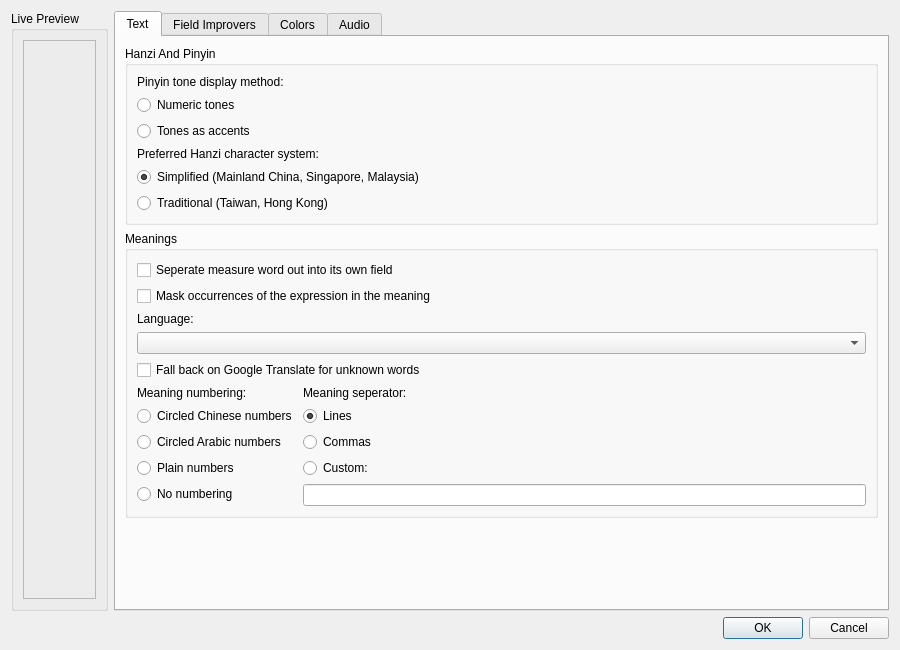
First picture: the form in pinyin/forms/designer/preferences.ui, repository Nick3C/pinyin-toolkit, before the edit.
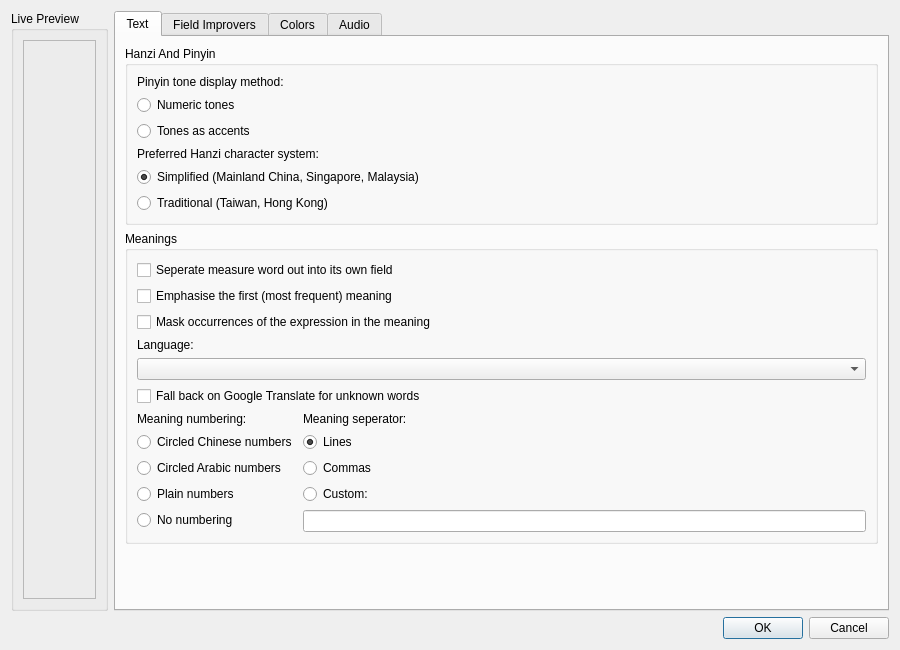
Second picture: the form after the edit.

Commit message: Add UI for meaning emphasis

Patch:
```diff
--- a/pinyin/forms/designer/preferences.ui
+++ b/pinyin/forms/designer/preferences.ui
@@ -148,17 +148,17 @@
           <string>Meanings</string>
          </property>
          <layout class="QGridLayout" name="gridLayout_2">
-          <item row="3" column="0">
+          <item row="4" column="0">
            <widget class="QLabel" name="languageLabel">
             <property name="text">
              <string>Language:</string>
             </property>
            </widget>
           </item>
-          <item row="4" column="0">
-           <widget class="QComboBox" name="languageCombo"/>
-          </item>
           <item row="5" column="0">
+           <widget class="QComboBox" name="languageCombo"/>
+          </item>
+          <item row="6" column="0">
            <widget class="QCheckBox" name="googleTranslateCheck">
             <property name="text">
              <string>Fall back on Google Translate for unknown words</string>
@@ -172,7 +172,7 @@
             </property>
            </widget>
           </item>
-          <item row="6" column="0">
+          <item row="7" column="0">
            <layout class="QGridLayout" name="gridLayout_5">
             <item row="0" column="0">
              <widget class="QLabel" name="numberingLabel">
@@ -256,13 +256,20 @@
             </item>
            </layout>
           </item>
-          <item row="2" column="0">
+          <item row="3" column="0">
            <widget class="QCheckBox" name="hanziMaskingCheck">
             <property name="text">
              <string>Mask occurrences of the expression in the meaning</string>
             </property>
            </widget>
           </item>
+          <item row="2" column="0">
+           <widget class="QCheckBox" name="meaningEmphasisCheckBox">
+            <property name="text">
+             <string>Emphasise the first (most frequent) meaning</string>
+            </property>
+           </widget>
+          </item>
          </layout>
         </widget>
        </item>
```
The commit also changes 3 other files.
